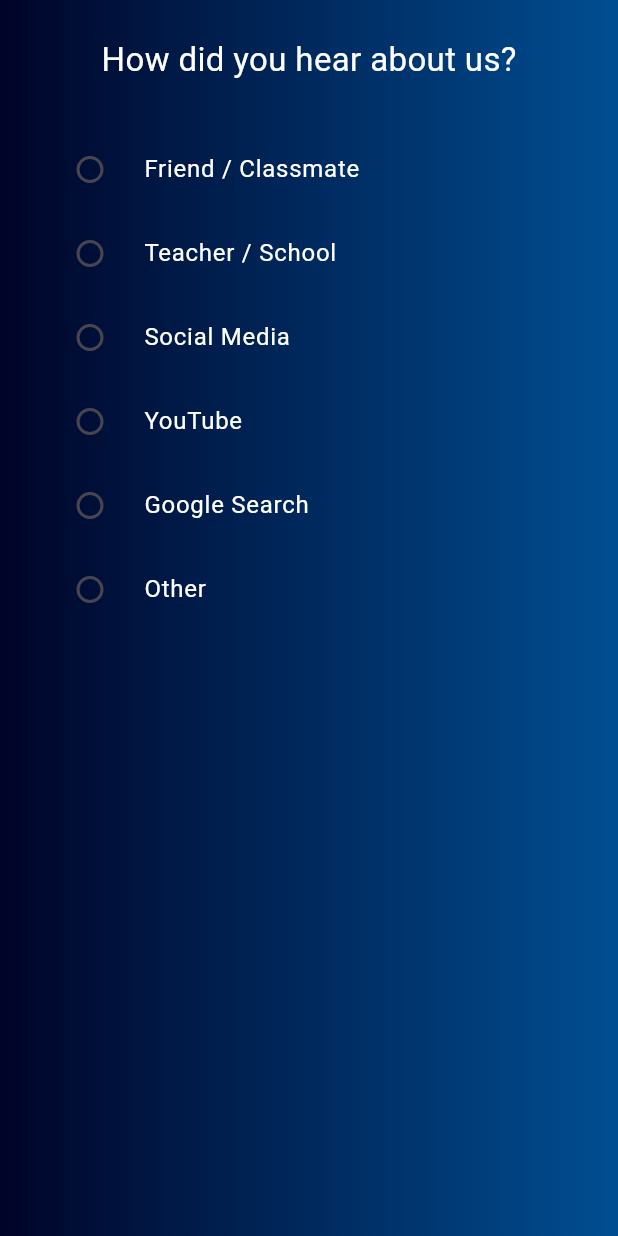
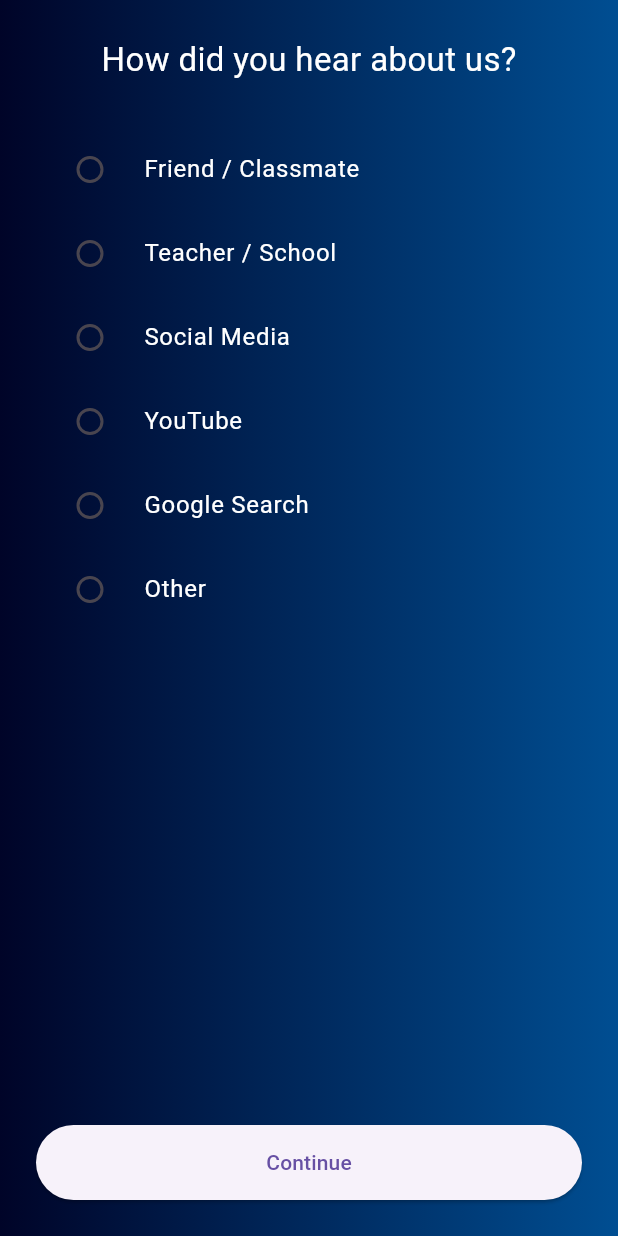
Before and after one commit to gihanpasindu1/Brainex, a Flutter app: the HearAboutUs screen opened by its route, on a phone screen of 412 x 824 dp. Run offline on Flutter 3.47's test engine with Material 3 defaults, Android fonts, the light colour scheme and no system bars; our stand-ins replace dotted_border, file_picker, firebase_auth, firebase_core, flutter_markdown, google_fonts and 4 more; missing offline and left inert: google_mlkit_text_recognition; accounts and stored records are empty.

Commit message:
Update hear_about_us.dart
Add continue button at bottom of screen

```diff
--- a/frontend/lib/screens/hear_about_us/hear_about_us.dart
+++ b/frontend/lib/screens/hear_about_us/hear_about_us.dart
@@ -39,7 +39,14 @@ class _HearAboutUsPageState extends State<HearAboutUs> {
 
                 const Spacer(),
 
-
+                SizedBox(
+                  width: double.infinity,
+                  height: 50,
+                  child: ElevatedButton(
+                    onPressed: () {},
+                    child: const Text("Continue"),
+                  ),
+                ),
               ],
             ),
           ),
```
